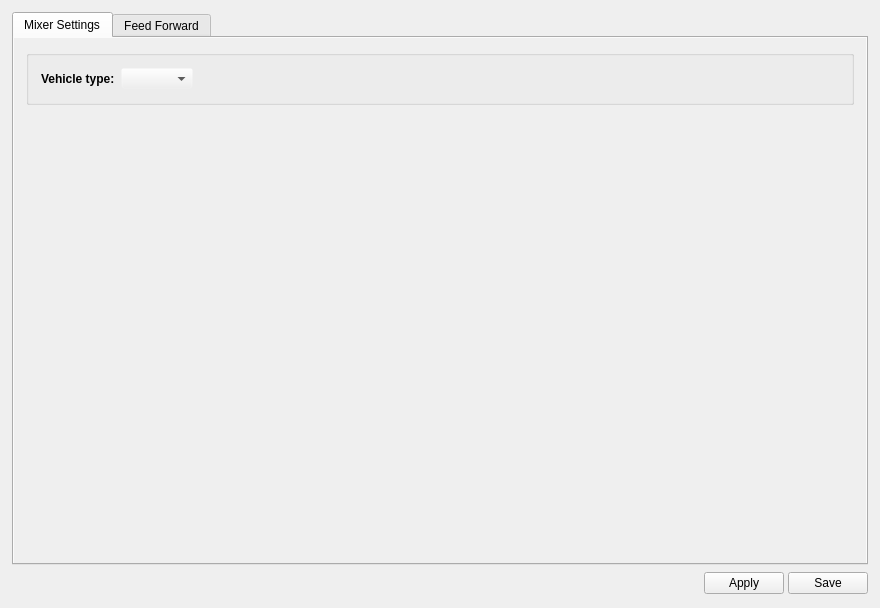
Before: the Qt Designer form ground/openpilotgcs/src/plugins/config/airframe.ui in openpilot/OpenPilot, drawn with Qt 5.
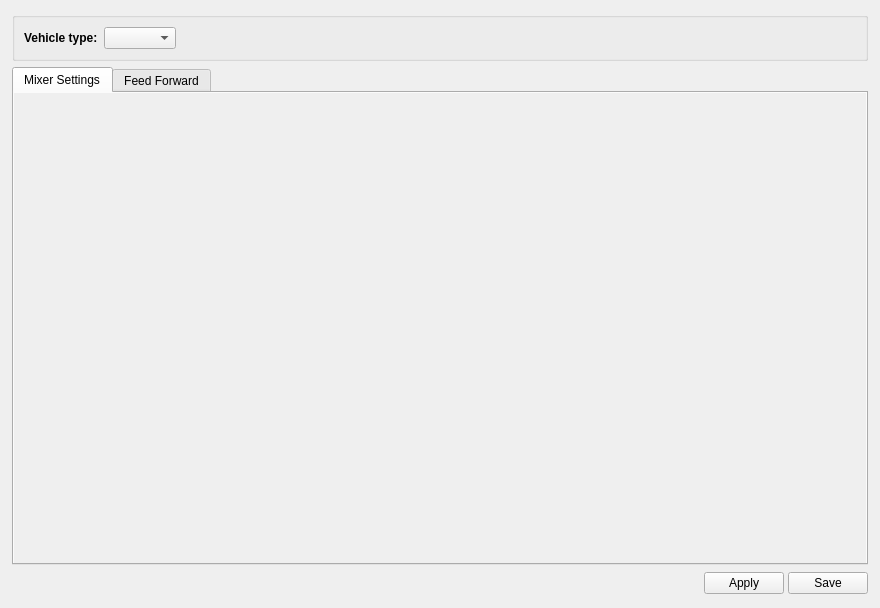
After: the same form once the commit is applied. Icons and pictures are not drawn.

Commit message: OP-907 step 4: vehicle config UI cleanups

What changed in the file:
```diff
--- a/ground/openpilotgcs/src/plugins/config/airframe.ui
+++ b/ground/openpilotgcs/src/plugins/config/airframe.ui
@@ -17,6 +17,78 @@
    <property name="margin">
     <number>12</number>
    </property>
+   <item>
+    <widget class="QGroupBox" name="vehicleTypeGroupBox">
+     <property name="sizePolicy">
+      <sizepolicy hsizetype="Preferred" vsizetype="Fixed">
+       <horstretch>0</horstretch>
+       <verstretch>0</verstretch>
+      </sizepolicy>
+     </property>
+     <property name="title">
+      <string/>
+     </property>
+     <layout class="QHBoxLayout" name="horizontalLayout">
+      <property name="margin">
+       <number>9</number>
+      </property>
+      <item>
+       <widget class="QLabel" name="label">
+        <property name="sizePolicy">
+         <sizepolicy hsizetype="Fixed" vsizetype="Fixed">
+          <horstretch>0</horstretch>
+          <verstretch>0</verstretch>
+         </sizepolicy>
+        </property>
+        <property name="font">
+         <font>
+          <weight>75</weight>
+          <bold>true</bold>
+         </font>
+        </property>
+        <property name="text">
+         <string>Vehicle type:</string>
+        </property>
+       </widget>
+      </item>
+      <item>
+       <widget class="QComboBox" name="aircraftType">
+        <property name="sizePolicy">
+         <sizepolicy hsizetype="Preferred" vsizetype="Fixed">
+          <horstretch>0</horstretch>
+          <verstretch>0</verstretch>
+         </sizepolicy>
+        </property>
+        <property name="font">
+         <font>
+          <weight>50</weight>
+          <bold>false</bold>
+         </font>
+        </property>
+        <property name="toolTip">
+         <string>Select aircraft type here</string>
+        </property>
+       </widget>
+      </item>
+      <item>
+       <spacer name="horizontalSpacer_2">
+        <property name="orientation">
+         <enum>Qt::Horizontal</enum>
+        </property>
+        <property name="sizeType">
+         <enum>QSizePolicy::Expanding</enum>
+        </property>
+        <property name="sizeHint" stdset="0">
+         <size>
+          <width>2</width>
+          <height>20</height>
+         </size>
+        </property>
+       </spacer>
+      </item>
+     </layout>
+    </widget>
+   </item>
    <item>
     <widget class="QTabWidget" name="tabWidget">
      <property name="currentIndex">
@@ -29,15 +101,12 @@
       <attribute name="title">
        <string>Mixer Settings</string>
       </attribute>
-      <layout class="QGridLayout" name="gridLayout_9">
-       <property name="horizontalSpacing">
-        <number>0</number>
-       </property>
+      <layout class="QVBoxLayout" name="verticalLayout_3">
        <property name="margin">
-        <number>0</number>
+        <number>9</number>
        </property>
-       <item row="0" column="0">
-        <widget class="QScrollArea" name="scrollArea">
+       <item>
+        <widget class="QScrollArea" name="airframesScrollArea">
          <property name="sizePolicy">
           <sizepolicy hsizetype="Preferred" vsizetype="Preferred">
            <horstretch>0</horstretch>
@@ -128,75 +197,14 @@
            <rect>
             <x>0</x>
             <y>0</y>
-            <width>850</width>
-            <height>525</height>
+            <width>832</width>
+            <height>461</height>
            </rect>
           </property>
           <layout class="QVBoxLayout" name="verticalLayout">
            <property name="margin">
-            <number>12</number>
+            <number>0</number>
            </property>
-           <item>
-            <widget class="QGroupBox" name="groupBox_8">
-             <property name="title">
-              <string/>
-             </property>
-             <layout class="QVBoxLayout" name="verticalLayout_2">
-              <property name="margin">
-               <number>12</number>
-              </property>
-              <item>
-               <layout class="QHBoxLayout" name="horizontalLayout">
-                <property name="sizeConstraint">
-                 <enum>QLayout::SetFixedSize</enum>
-                </property>
-                <item>
-                 <widget class="QLabel" name="label">
-                  <property name="sizePolicy">
-                   <sizepolicy hsizetype="Fixed" vsizetype="Preferred">
-                    <horstretch>0</horstretch>
-                    <verstretch>0</verstretch>
-                   </sizepolicy>
-                  </property>
-                  <property name="font">
-                   <font>
-                    <weight>75</weight>
-                    <bold>true</bold>
-                   </font>
-                  </property>
-                  <property name="text">
-                   <string>Vehicle type:</string>
-                  </property>
-                 </widget>
-                </item>
-                <item>
-                 <widget class="QComboBox" name="aircraftType">
-                  <property name="toolTip">
-                   <string>Select aircraft type here</string>
-                  </property>
-                 </widget>
-                </item>
-                <item>
-                 <spacer name="horizontalSpacer_2">
-                  <property name="orientation">
-                   <enum>Qt::Horizontal</enum>
-                  </property>
-                  <property name="sizeType">
-                   <enum>QSizePolicy::Expanding</enum>
-                  </property>
-                  <property name="sizeHint" stdset="0">
-                   <size>
-                    <width>2</width>
-                    <height>20</height>
-                   </size>
-                  </property>
-                 </spacer>
-                </item>
-               </layout>
-              </item>
-             </layout>
-            </widget>
-           </item>
            <item>
             <widget class="QStackedWidget" name="airframesWidget">
              <property name="sizePolicy">
```
Left out of the diff: 10 changed lines with no effect on the pictures. The commit also changes 5 other files.
